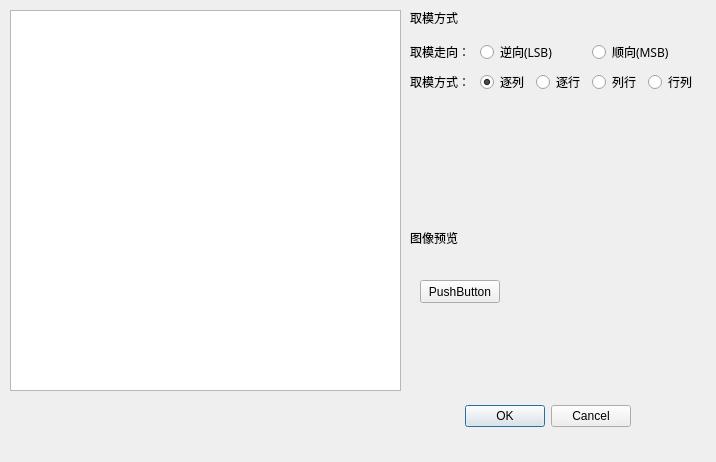
First picture: the form in BmpManager/custom/dialogimporthex.ui, repository luckyPtr/BitmapStudio, before the edit.
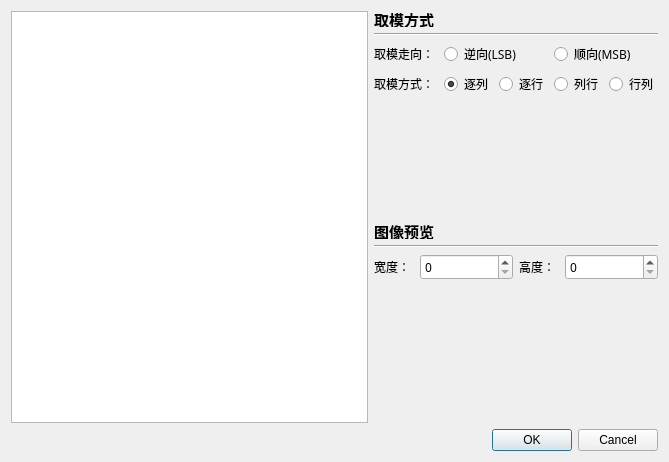
Second picture: the form after the edit. Custom widgets are drawn as their Qt base class.

Patch:
```diff
--- a/BmpManager/custom/dialogimporthex.ui
+++ b/BmpManager/custom/dialogimporthex.ui
@@ -6,38 +6,16 @@
    <rect>
     <x>0</x>
     <y>0</y>
-    <width>716</width>
+    <width>669</width>
     <height>462</height>
    </rect>
   </property>
   <property name="windowTitle">
    <string>导入数据</string>
   </property>
-  <widget class="QDialogButtonBox" name="buttonBox">
-   <property name="geometry">
-    <rect>
-     <x>290</x>
-     <y>400</y>
-     <width>341</width>
-     <height>32</height>
-    </rect>
-   </property>
-   <property name="orientation">
-    <enum>Qt::Horizontal</enum>
-   </property>
-   <property name="standardButtons">
-    <set>QDialogButtonBox::Cancel|QDialogButtonBox::Ok</set>
-   </property>
-  </widget>
+  <layout class="QGridLayout" name="gridLayout" columnstretch="2,1">
+   <item row="0" column="0">
   <widget class="QTextEdit" name="textEdit">
-   <property name="geometry">
-    <rect>
-     <x>10</x>
-     <y>10</y>
-     <width>391</width>
-     <height>381</height>
-    </rect>
-   </property>
    <property name="font">
     <font>
      <family>Consolas</family>
@@ -47,16 +25,37 @@
     <double>40.000000000000000</double>
    </property>
   </widget>
-  <widget class="QWidget" name="layoutWidget">
-   <property name="geometry">
-    <rect>
-     <x>410</x>
-     <y>40</y>
-     <width>288</width>
-     <height>185</height>
-    </rect>
-   </property>
-   <layout class="QVBoxLayout" name="verticalLayout" stretch="0,0,0,0">
+   </item>
+   <item row="0" column="1">
+    <layout class="QVBoxLayout" name="verticalLayout_2">
+     <item>
+      <widget class="QLabel" name="label">
+       <property name="maximumSize">
+        <size>
+         <width>16777215</width>
+         <height>16</height>
+        </size>
+       </property>
+       <property name="font">
+        <font>
+         <pointsize>11</pointsize>
+         <bold>true</bold>
+        </font>
+       </property>
+       <property name="text">
+        <string>取模方式</string>
+       </property>
+      </widget>
+     </item>
+     <item>
+      <widget class="Line" name="line">
+       <property name="orientation">
+        <enum>Qt::Horizontal</enum>
+       </property>
+      </widget>
+     </item>
+     <item>
+      <layout class="QVBoxLayout" name="verticalLayout" stretch="0,0,0">
     <item>
      <layout class="QHBoxLayout" name="horizontalLayout">
       <item>
@@ -221,60 +220,125 @@
       </item>
      </layout>
     </item>
-    <item>
-     <spacer name="verticalSpacer">
-      <property name="orientation">
-       <enum>Qt::Vertical</enum>
-      </property>
-      <property name="sizeHint" stdset="0">
-       <size>
-        <width>20</width>
-        <height>40</height>
-       </size>
-      </property>
-     </spacer>
-    </item>
-   </layout>
-  </widget>
-  <widget class="QLabel" name="label">
-   <property name="geometry">
-    <rect>
-     <x>410</x>
-     <y>10</y>
-     <width>53</width>
-     <height>15</height>
-    </rect>
-   </property>
-   <property name="text">
-    <string>取模方式</string>
-   </property>
-  </widget>
+      </layout>
+     </item>
+     <item>
   <widget class="QLabel" name="label_4">
-   <property name="geometry">
-    <rect>
-     <x>410</x>
-     <y>230</y>
-     <width>53</width>
-     <height>15</height>
-    </rect>
+       <property name="maximumSize">
+        <size>
+         <width>16777215</width>
+         <height>16</height>
+        </size>
+       </property>
+       <property name="font">
+        <font>
+         <pointsize>11</pointsize>
+         <bold>true</bold>
+        </font>
    </property>
    <property name="text">
     <string>图像预览</string>
    </property>
   </widget>
-  <widget class="QPushButton" name="pushButton">
-   <property name="geometry">
-    <rect>
-     <x>420</x>
-     <y>280</y>
-     <width>80</width>
-     <height>23</height>
-    </rect>
-   </property>
+     </item>
+     <item>
+      <widget class="Line" name="line_2">
+       <property name="orientation">
+        <enum>Qt::Horizontal</enum>
+       </property>
+      </widget>
+     </item>
+     <item>
+      <layout class="QHBoxLayout" name="horizontalLayout_4">
+       <item>
+        <widget class="QLabel" name="label_5">
+         <property name="maximumSize">
+          <size>
+           <width>40</width>
+           <height>16777215</height>
+          </size>
+         </property>
    <property name="text">
-    <string>PushButton</string>
-   </property>
-  </widget>
+          <string>宽度：</string>
+         </property>
+        </widget>
+       </item>
+       <item>
+        <widget class="QUnitSpinBox" name="spinBoxWidth">
+         <property name="font">
+          <font>
+           <family>Microsoft YaHei</family>
+          </font>
+         </property>
+         <property name="maximum">
+          <number>1024</number>
+         </property>
+        </widget>
+       </item>
+       <item>
+        <widget class="QLabel" name="label_6">
+         <property name="minimumSize">
+          <size>
+           <width>0</width>
+           <height>0</height>
+          </size>
+         </property>
+         <property name="maximumSize">
+          <size>
+           <width>40</width>
+           <height>16777215</height>
+          </size>
+         </property>
+         <property name="font">
+          <font>
+           <family>Microsoft YaHei</family>
+          </font>
+         </property>
+         <property name="text">
+          <string>高度：</string>
+         </property>
+        </widget>
+       </item>
+       <item>
+        <widget class="QUnitSpinBox" name="spinBoxHeight">
+         <property name="font">
+          <font>
+           <family>Microsoft YaHei</family>
+          </font>
+         </property>
+         <property name="maximum">
+          <number>1024</number>
+         </property>
+        </widget>
+       </item>
+      </layout>
+     </item>
+     <item>
+      <widget class="QLabel" name="labelPreview">
+       <property name="minimumSize">
+        <size>
+         <width>0</width>
+         <height>128</height>
+        </size>
+       </property>
+       <property name="text">
+        <string/>
+       </property>
+      </widget>
+     </item>
+    </layout>
+   </item>
+   <item row="1" column="0" colspan="2">
+    <widget class="QDialogButtonBox" name="buttonBox">
+     <property name="orientation">
+      <enum>Qt::Horizontal</enum>
+     </property>
+     <property name="standardButtons">
+      <set>QDialogButtonBox::Cancel|QDialogButtonBox::Ok</set>
+     </property>
+    </widget>
+   </item>
+  </layout>
  </widget>
  <customwidgets>
   <customwidget>
@@ -283,6 +347,11 @@
    <header location="global">custom/latticeshow.h</header>
    <container>1</container>
   </customwidget>
+  <customwidget>
+   <class>QUnitSpinBox</class>
+   <extends>QSpinBox</extends>
+   <header location="global">qunitspinbox.h</header>
+  </customwidget>
  </customwidgets>
  <resources/>
  <connections>
```
Lines whose indentation alone changed are shown as unchanged.
